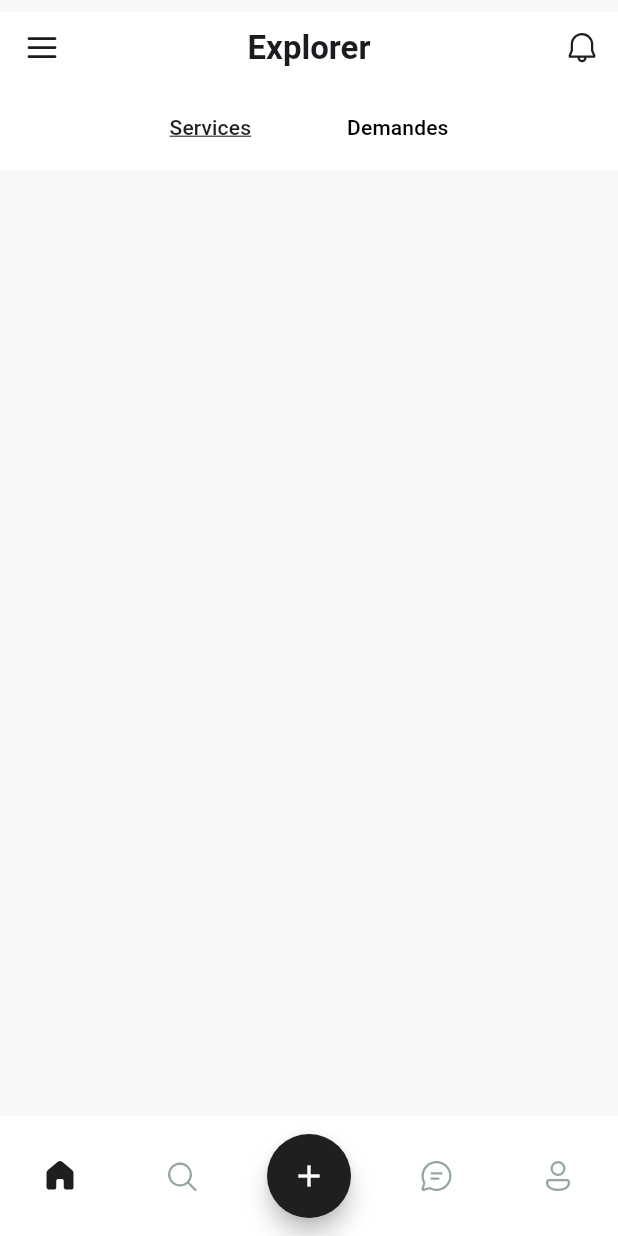
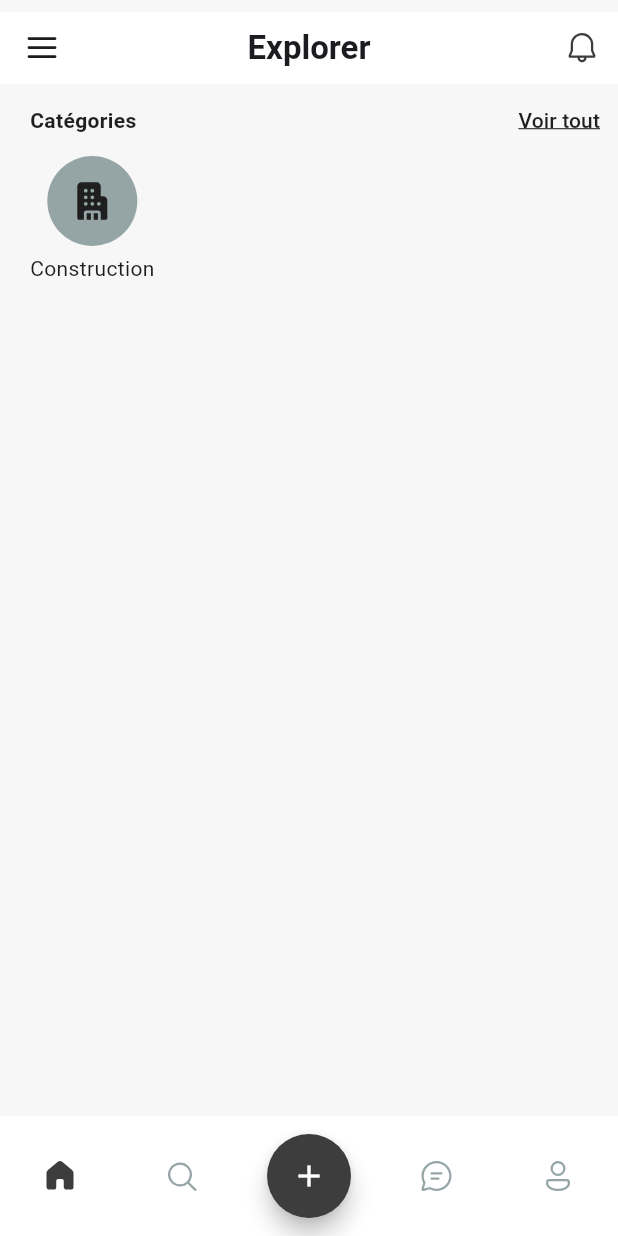
Before and after one commit to sidahmedfrioui19/eartisan, a Flutter app: the screen it shows after launch, on a phone screen of 412 x 824 dp. Run offline on Flutter 3.47's test engine with Material 3 defaults, Android fonts, the phone set to English and light mode, and no system bars; our stand-ins replace fluentui_system_icons.

Commit message:
main widgets

```diff
--- a/lib/pages/home.dart
+++ b/lib/pages/home.dart
@@ -1,5 +1,7 @@
+import 'package:fluentui_system_icons/fluentui_system_icons.dart';
 import 'package:flutter/material.dart';
 import 'package:profinder/utils/theme_data.dart';
+import 'package:profinder/widgets/category.dart';
 import 'package:profinder/widgets/home_page_selector.dart';
 import 'package:profinder/widgets/top_bar.dart';
 
@@ -21,7 +23,38 @@ class _HomePageState extends State<HomePage> {
       appBar: TopBar(
         title: "Explorer",
       ),
-      body: HomePageSelector(),
+      body: Container(
+        child: Column(
+          children: [
+            Padding(
+                padding: EdgeInsets.only(left: 20),
+                child: Row(
+                  mainAxisAlignment: MainAxisAlignment.spaceBetween,
+                  children: [
+                    Text(
+                      "Catégories",
+                      style: AppTheme.elementTitle,
+                    ),
+                    TextButton(
+                      onPressed: () {},
+                      child: Text(
+                        "Voir tout",
+                        style: TextStyle(
+                            color: AppTheme.textColor,
+                            decoration: TextDecoration.underline),
+                      ),
+                    )
+                  ],
+                )),
+            Row(
+              children: [
+                Category(
+                    title: "Construction", icon: FluentIcons.building_16_filled)
+              ],
+            )
+          ],
+        ),
+      ),
     );
   }
 }
--- a/lib/utils/theme_data.dart
+++ b/lib/utils/theme_data.dart
@@ -3,7 +3,7 @@ import 'package:flutter/material.dart';
 // ignore_for_file: deprecated_member_use
 class AppTheme {
   // Colors
-  static const Color primaryColor = Color(0xFF1F1F1F);
+  static const Color primaryColor = Color(0xFF3D3D3D);
   static const Color secondaryColor = Color(0xFF95A5A6);
   static const Color backgroundColor = Color(0xFFF7F7F7);
   static const Color textColor = Color(0xFF1F1F1F);
@@ -19,6 +19,8 @@ class AppTheme {
     fontSize: 16,
     color: textColor,
   );
+  static const TextStyle elementTitle =
+      TextStyle(fontSize: 14, color: textColor, fontWeight: FontWeight.w600);
 }
 
 final ThemeData appThemeData = ThemeData(
@@ -26,7 +28,5 @@ final ThemeData appThemeData = ThemeData(
   hintColor: AppTheme.secondaryColor,
   scaffoldBackgroundColor: AppTheme.backgroundColor,
   textTheme: const TextTheme(
-    headline1: AppTheme.headingTextStyle,
-    bodyText1: AppTheme.bodyTextStyle,
-  ),
+      headline1: AppTheme.headingTextStyle, bodyText1: AppTheme.bodyTextStyle),
 );
--- /dev/null
+++ b/lib/widgets/category.dart
@@ -0,0 +1,38 @@
+import 'package:flutter/material.dart';
+import 'package:profinder/utils/theme_data.dart';
+
+class Category extends StatelessWidget {
+  final IconData icon;
+  final String title;
+
+  const Category({super.key, required this.title, required this.icon});
+
+  @override
+  Widget build(BuildContext context) {
+    return Padding(
+        padding: EdgeInsets.only(left: 20, top: 0),
+        child: Column(
+          children: [
+            Center(
+                child: InkWell(
+              onTap: () {},
+              child: Container(
+                width: 60,
+                height: 60,
+                decoration: BoxDecoration(
+                  shape: BoxShape.circle,
+                  color: AppTheme.secondaryColor,
+                ),
+                child: Icon(
+                  icon,
+                  color: AppTheme.textColor,
+                  size: 30,
+                ),
+              ),
+            )),
+            SizedBox(height: 5),
+            Text(title)
+          ],
+        ));
+  }
+}
--- a/lib/widgets/top_bar.dart
+++ b/lib/widgets/top_bar.dart
@@ -1,16 +1,12 @@
 import 'package:fluentui_system_icons/fluentui_system_icons.dart';
 import 'package:flutter/material.dart';
+import 'package:profinder/pages/overlays/notifications.dart';
 import 'package:profinder/utils/theme_data.dart';
 
 class TopBar extends StatelessWidget implements PreferredSizeWidget {
   final String title;
-  final VoidCallback? onNotificationsPressed;
 
-  const TopBar({
-    Key? key,
-    required this.title,
-    this.onNotificationsPressed,
-  }) : super(key: key);
+  const TopBar({Key? key, required this.title}) : super(key: key);
 
   @override
   Widget build(BuildContext context) {
@@ -35,12 +31,16 @@ class TopBar extends StatelessWidget implements PreferredSizeWidget {
         ),
         actions: <Widget>[
           IconButton(
-            icon: Icon(
-              FluentIcons.alert_12_regular,
-              color: appThemeData.primaryColor,
-            ),
-            onPressed: onNotificationsPressed,
-          ),
+              icon: Icon(
+                FluentIcons.alert_12_regular,
+                color: appThemeData.primaryColor,
+              ),
+              onPressed: () {
+                Navigator.push(
+                  context,
+                  MaterialPageRoute(builder: (context) => Notifications()),
+                );
+              }),
         ],
       ),
     );
```
Also changed, not shown: lib/pages/overlays/new_action.dart (+10 -1 lines), lib/pages/overlays/notifications.dart (added, +23 -0 lines), lib/widgets/overlay_top_bar.dart (added, +38 -0 lines).
